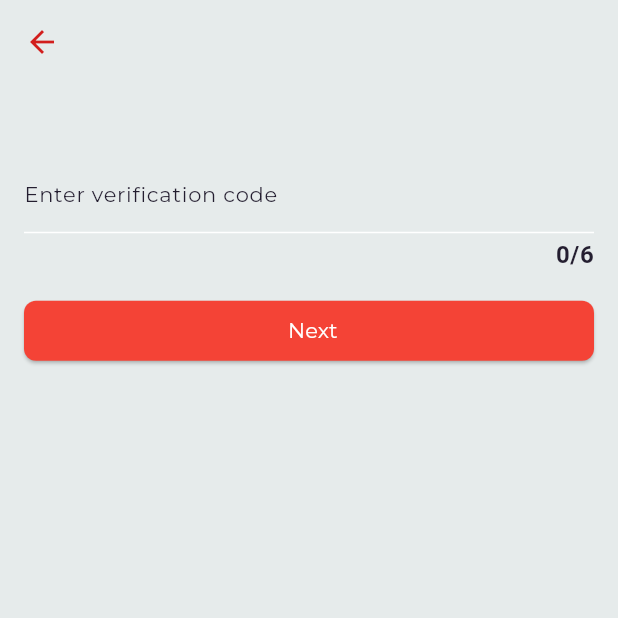
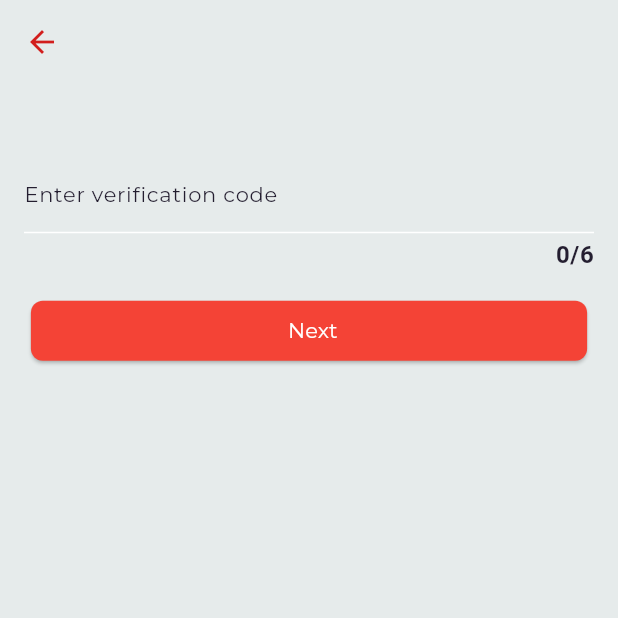
Before and after one commit to bretthoes/shared-cookbook-frontend, a Flutter app: the EmailVerificationScreen screen opened directly, on a phone screen of 412 x 824 dp, the top half of it. Run offline on Flutter 3.47's test engine with Material 3 defaults, Android fonts, the phone set to English and light mode, and no system bars; our stand-ins replace another_flushbar, dio, event_bus, flutter_mobx, get_it, google_fonts and 6 more; missing offline and left inert: material_dialog, xxtea; accounts and stored records are empty; generated files the repository leaves out were written again; Roboto replaces fonts that are missing (Sriracha).

```diff
--- a/lib/core/widgets/square_button_widget.dart
+++ b/lib/core/widgets/square_button_widget.dart
@@ -26,7 +26,12 @@ class SquareButtonWidget extends StatelessWidget {
 
   @override
   Widget build(BuildContext context) {
-    return ElevatedButton(
+    double screenWidth = MediaQuery.of(context).size.width;
+    double buttonWidthPercentage = 0.9;
+
+    return Container(
+      width: screenWidth * buttonWidthPercentage,
+      child: ElevatedButton(
         key: this.key,
         style: ButtonStyle(
           backgroundColor: MaterialStateProperty.all<Color>(this.buttonColor),
@@ -58,6 +63,7 @@ class SquareButtonWidget extends StatelessWidget {
             ),
           ],
         ),
+      ),
     );
   }
 }
--- a/lib/data/local/constants/db_constants.dart
+++ b/lib/data/local/constants/db_constants.dart
@@ -10,4 +10,5 @@ class DBConstants {
   // Fields
   static const FIELD_ID = 'creatorPersonId';
   static const CREATOR_PERSON_ID = 'creatorPersonId';
+  static const FIELD_EMAIL = 'email';
 }
--- a/lib/data/network/constants/endpoints.dart
+++ b/lib/data/network/constants/endpoints.dart
@@ -3,7 +3,6 @@ class Endpoints {
 
   // base url
   static const String baseUrl = "http://10.0.2.2:5238/api";
-  //"http://jsonplaceholder.typicode.com"; //"http://10.0.2.2:7251/api";
 
   // receiveTimeout
   static const int receiveTimeout = 15000;
@@ -20,5 +19,8 @@ class Endpoints {
 
   // person endpoints
   static String getPerson(int personId) => '$baseUrl/People/$personId';
+  static String getPersonByEmail(String email) =>
+      '$baseUrl/People/by-email/$email';
   static const String postLogin = '$baseUrl/People/login';
+  static const String addPerson = '$baseUrl/People';
 }
--- a/lib/domain/repository/person/person_repository.dart
+++ b/lib/domain/repository/person/person_repository.dart
@@ -1,11 +1,16 @@
 import 'dart:async';
 import 'package:boilerplate/domain/usecase/person/login_usecase.dart';
+import 'package:boilerplate/domain/usecase/person/register_usecase.dart';
 import '../../entity/person/person.dart';
 
 abstract class PersonRepository {
   Future<Person?> findPersonById(int id);
 
+  Future<Person?> findPersonByEmail(String email);
+
   Future<Person?> login(LoginParams params);
+
+  Future<Person?> register(RegisterParams params);
 
   Future<void> saveIsLoggedIn(bool value);
 
--- a/lib/presentation/cookbook/cookbook_details.dart
+++ b/lib/presentation/cookbook/cookbook_details.dart
@@ -7,8 +7,6 @@ class CookbookDetailsPage extends StatelessWidget {
 
   @override
   Widget build(BuildContext context) {
-    // TODO Implement the UI to display cookbook details using cookbookId
-    // You can retrieve additional data from the API using cookbookId
     return Scaffold(
       appBar: AppBar(
         title: Text('Cookbook Details'),
```
Also changed, not shown: lib/data/local/datasources/person/person_datasource.dart (+22 -1 lines), lib/domain/di/module/usecase_module.dart (+8 -0 lines), lib/domain/usecase/person/register_usecase.dart (added, +30 -0 lines), lib/domain/usecase/person/register_usecase.g.dart (added). Lines whose indentation alone changed are shown as unchanged.
